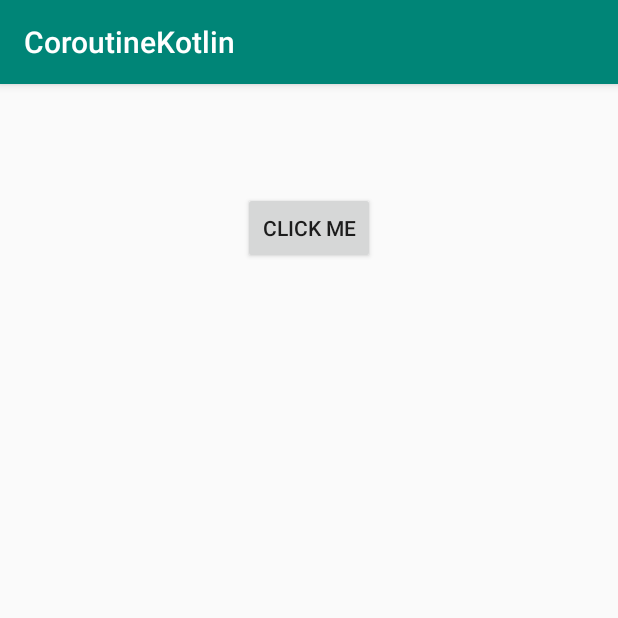
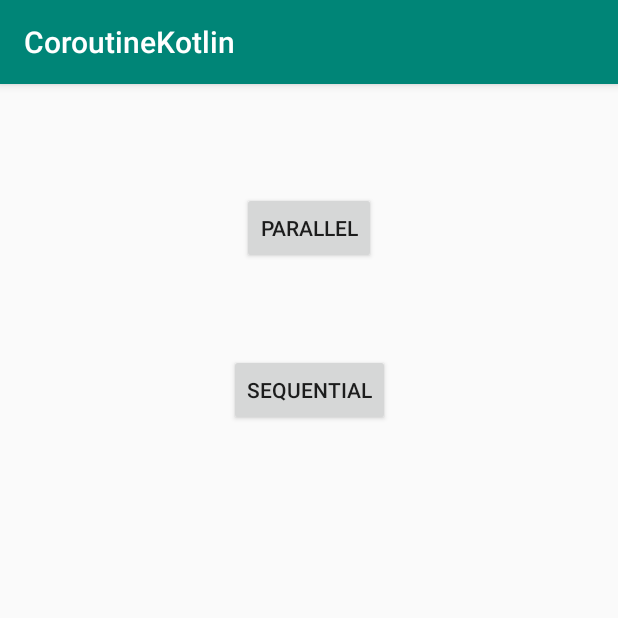
Before and after one commit to shrinidhi99/Coroutine-Kotlin, an Android app: the screen it shows after launch (Main3Activity), on a phone screen of 412 x 824 dp, the top half of it. Run offline under Robolectric (Android 15) with nearby library versions, the phone set to English and light mode, and no system bars.

Commit message:
sequential coroutine tasks

```diff
--- a/app/src/main/res/layout/activity_main3.xml
+++ b/app/src/main/res/layout/activity_main3.xml
@@ -10,11 +10,22 @@
         android:id="@+id/button"
         android:layout_width="wrap_content"
         android:layout_height="wrap_content"
-        android:text="Click me"
+        android:text="Parallel"
         app:layout_constraintBottom_toBottomOf="parent"
         app:layout_constraintLeft_toLeftOf="parent"
         app:layout_constraintRight_toRightOf="parent"
         app:layout_constraintTop_toTopOf="parent"
+        app:layout_constraintVertical_bias=".1" />
+
+    <Button
+        android:id="@+id/button2"
+        android:layout_width="wrap_content"
+        android:layout_height="wrap_content"
+        android:text="Sequential"
+        app:layout_constraintBottom_toBottomOf="parent"
+        app:layout_constraintLeft_toLeftOf="parent"
+        app:layout_constraintRight_toRightOf="parent"
+        app:layout_constraintTop_toBottomOf="@id/button"
         app:layout_constraintVertical_bias=".1" />
 
     <TextView
@@ -24,5 +35,5 @@
         app:layout_constraintBottom_toBottomOf="parent"
         app:layout_constraintLeft_toLeftOf="parent"
         app:layout_constraintRight_toRightOf="parent"
-        app:layout_constraintTop_toBottomOf="@id/button" />
+        app:layout_constraintTop_toBottomOf="@id/button2" />
 </androidx.constraintlayout.widget.ConstraintLayout>
```
Also changed, not shown: app/src/main/java/com/example/coroutinekotlin/Main3Activity.kt (+37 -0 lines).
